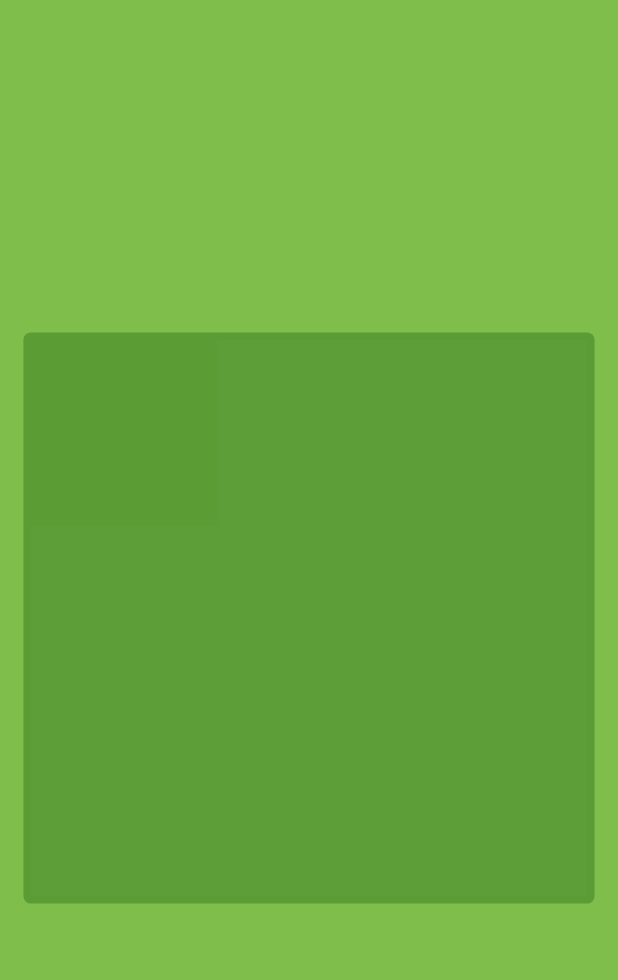
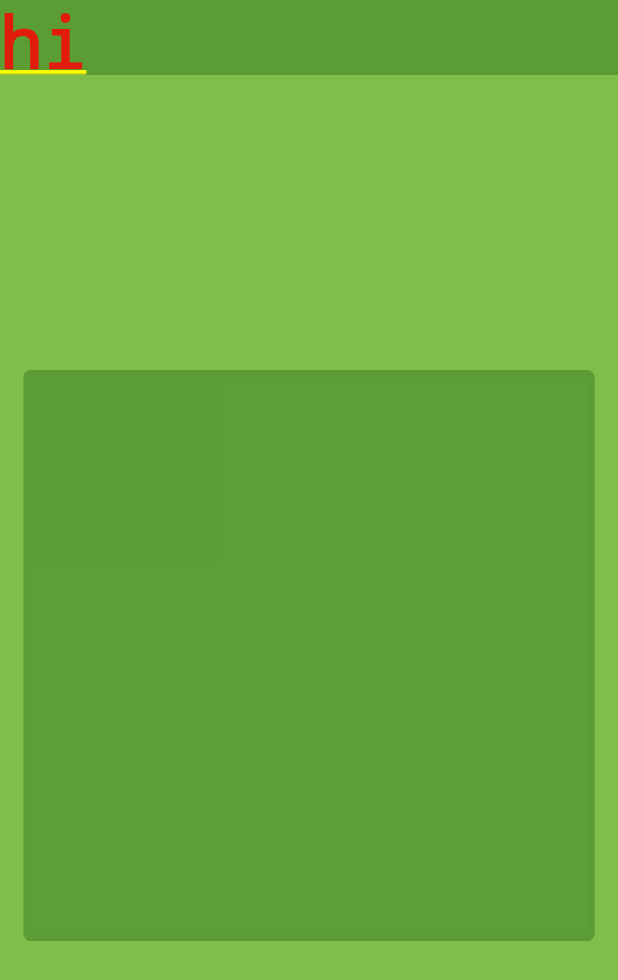
Before and after one commit to matthewlee01/acres, a Flutter app: the first screen one second after launch, on a phone screen of 412 x 824 dp. Shown: the top 980 px of the screen. Run offline on Flutter 3.47's test engine with Material 2 defaults, Android fonts, the light colour scheme and no system bars; our stand-ins replace equatable, rive.

Commit message:
boilerplate for menu bar

```diff
--- /dev/null
+++ b/lib/globals.dart
@@ -0,0 +1,7 @@
+library acres.globals;
+
+import 'package:flutter/material.dart';
+
+const Color bgGreen = Color(0xFF80BE4C);
+const Color darkGreen = Color(0xFF5B9D34);
+const double menuHeight = 50.0;
--- a/lib/main.dart
+++ b/lib/main.dart
@@ -1,28 +1,38 @@
 import 'package:flutter/material.dart';
 import 'package:acres/model/land.dart';
+import 'globals.dart' as globals;
 
-const double landWidth = 350;
-const double landHeight = 350;
-const Color mainGreen = Color(0xFF80BE4C);
 void main() {
   runApp(const App());
 }
 
 class App extends StatelessWidget {
-  static const size = 4;
   const App({Key? key}) : super(key: key);
 
   // This widget is the root of your application.
   @override
   Widget build(BuildContext context) {
-    return const MaterialApp(
-      title: 'acres',
-      home: ColoredBox(
-        color: mainGreen,
-        child: Center(
-          child: Land(),
-        ),
-      ),
-    );
+    return MaterialApp(
+        title: 'acres',
+        home: Column(
+          children: const <Widget>[
+            ColoredBox(
+              color: globals.darkGreen,
+              child: SizedBox(
+                width: double.infinity,
+                height: globals.menuHeight,
+                child: Text("hi"),
+              ),
+            ),
+            Expanded(
+              child: ColoredBox(
+                color: globals.bgGreen,
+                child: Center(
+                  child: Land(),
+                ),
+              ),
+            ),
+          ],
+        ));
   }
 }
--- a/lib/model/land.dart
+++ b/lib/model/land.dart
@@ -3,6 +3,7 @@ import 'package:flutter/material.dart';
 import 'package:acres/model/acre.dart';
 import 'package:acres/model/position.dart';
 import 'package:rive/rive.dart';
+import 'package:acres/globals.dart' as globals;
 
 const double maxLength = 500;
 
@@ -200,7 +201,8 @@ class _LandState extends State<Land> {
   @override
   Widget build(BuildContext context) {
     Size window = MediaQuery.of(context).size;
-    double length = min(min(window.width, window.height) * 0.9, maxLength);
+    double length = min(
+        min(window.width, window.height - globals.menuHeight) * 0.9, maxLength);
     return SizedBox(
       width: length,
       height: length,
@@ -215,7 +217,7 @@ class _LandState extends State<Land> {
               spreadRadius: haloSpread,
             ),
             const BoxShadow(
-              color: Color(0xFF5B9D34),
+              color: globals.darkGreen,
               spreadRadius: 5.0,
             )
           ],
--- a/pubspec.yaml
+++ b/pubspec.yaml
@@ -37,6 +37,7 @@ dependencies:
   # The following adds the Cupertino Icons font to your application.
   # Use with the CupertinoIcons class for iOS style icons.
   cupertino_icons: ^1.0.2
+  google_fonts: ^2.3.0
 
 dev_dependencies:
   flutter_test:
```
Also changed, not shown: pubspec.lock, 3 other files.
